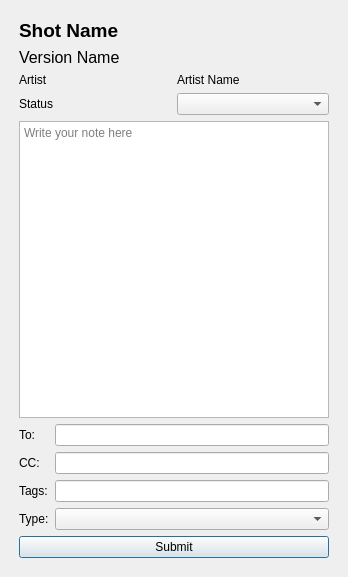
Above: shotgrid.ui from mswed/anny before the change. Below: the same form after it.
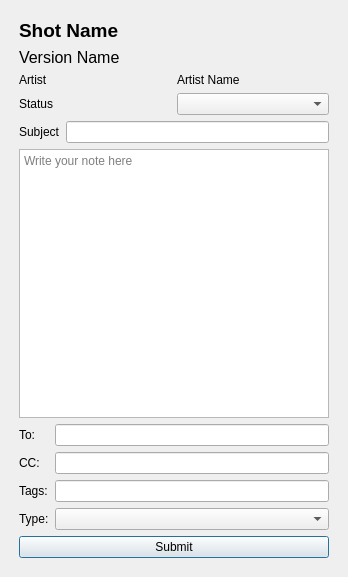
That is the form after the change. Custom widgets are drawn as their Qt base class.

Patch:
```diff
--- a/shotgrid.ui
+++ b/shotgrid.ui
@@ -82,6 +82,20 @@
        </item>
       </layout>
      </item>
+     <item>
+      <layout class="QHBoxLayout" name="subjectLayout">
+       <item>
+        <widget class="QLabel" name="subjectLabel">
+         <property name="text">
+          <string>Subject</string>
+         </property>
+        </widget>
+       </item>
+       <item>
+        <widget class="QLineEdit" name="subjectField"/>
+       </item>
+      </layout>
+     </item>
      <item>
       <widget class="TextEditWithCommit" name="textField">
        <property name="lineWrapColumnOrWidth">
```
Left out of the diff: 6 changed lines with no effect on the pictures.
